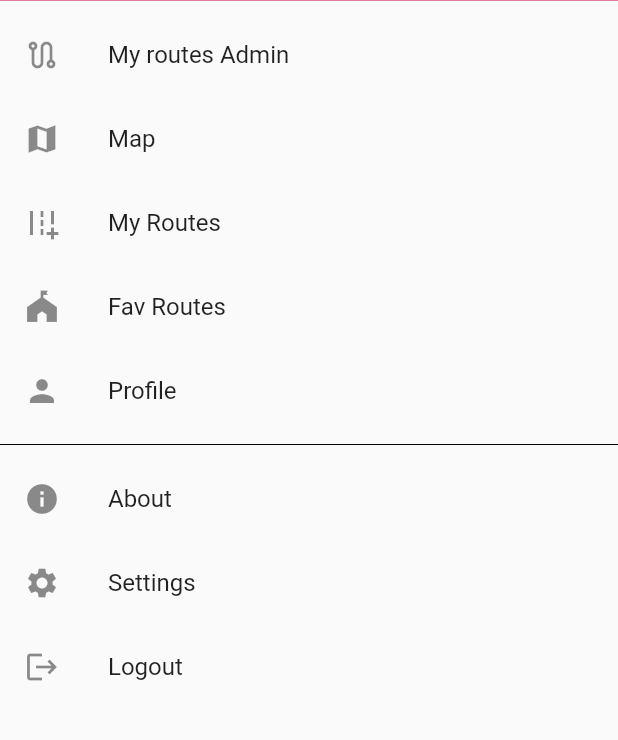
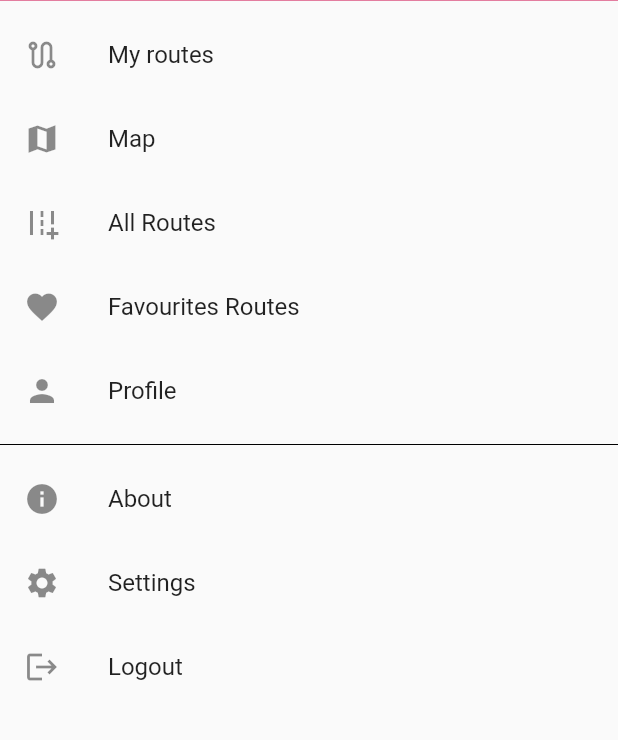
Before and after one commit to DanielCoimbra21/youbike, a Flutter app: the CustomDrawer screen opened directly, on a phone screen of 412 x 824 dp, the part 241-981 px from its top. Run offline on Flutter 3.47's test engine with Material 2 defaults, Android fonts, the light colour scheme and no system bars; our stand-ins replace cloud_firestore, firebase_auth, firebase_core, flutter_map, get, latlong2 and 2 more; missing offline and left inert: dart:ffi, fab_circular_menu, favorite_button; accounts and stored records are empty.

Commit message:
Buttons and Drawer modification

```diff
--- a/lib/custom_drawer.dart
+++ b/lib/custom_drawer.dart
@@ -31,7 +31,7 @@ class _CustomDrawerState extends State<CustomDrawer> {
             ),
             ListTile(
               leading: const Icon(Icons.route_outlined),
-              title: const Text('My routes Admin'),
+              title: const Text('My routes'),
               onTap: () {
                 Navigator.of(context).push(
                   MaterialPageRoute(
@@ -54,7 +54,7 @@ class _CustomDrawerState extends State<CustomDrawer> {
             ),
             ListTile(
               leading: const Icon(Icons.add_road),
-              title: const Text('My Routes'),
+              title: const Text('All Routes'),
               onTap: () {
                 Navigator.of(context).push(
                   MaterialPageRoute(
@@ -64,8 +64,8 @@ class _CustomDrawerState extends State<CustomDrawer> {
               },
             ),
             ListTile(
-              leading: const Icon(Icons.festival),
-              title: const Text('Fav Routes'),
+              leading: const Icon(Icons.favorite),
+              title: const Text('Favourites Routes'),
               onTap: () {
                 Navigator.of(context).push(
                   MaterialPageRoute(
```
Also changed, not shown: lib/fav_route_card.dart (+15 -5 lines).
